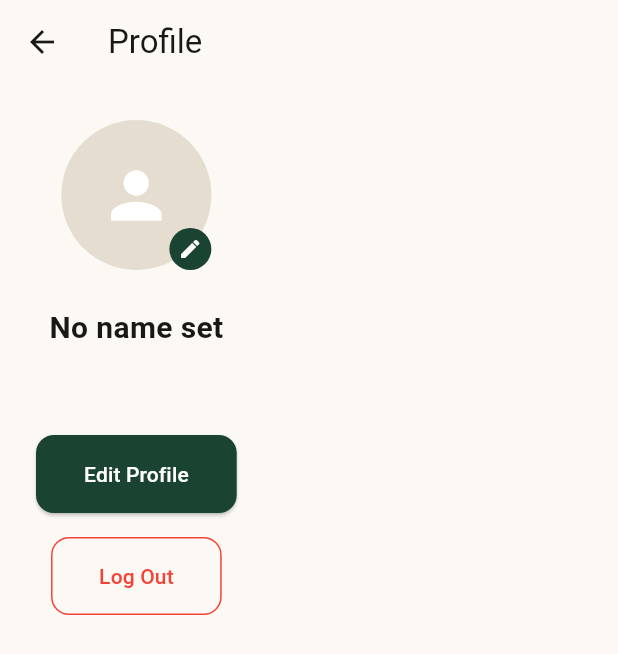
After one commit to Krithi-Acharya/jewellry_vault, a Flutter app: the ProfileScreen screen opened by its route, after a tap on the "edit" icon, on a phone screen of 412 x 824 dp. The commit adds this screen. Shown: the top 654 px of the screen. Run offline on Flutter 3.47's test engine with Material 3 defaults, Android fonts, the phone set to English and light mode, and no system bars; our stand-ins replace dio, firebase_auth, firebase_core, flutter_dotenv, google_fonts, image_picker; accounts and stored records are empty; network calls fail.

Commit message:
Local changes before pulling design system update

```diff
--- a/lib/main.dart
+++ b/lib/main.dart
@@ -7,6 +7,8 @@ import 'screens/login_screen.dart';
 import 'screens/signup_screen.dart';
 import 'screens/dashboard_screen.dart';
 import 'landing_page.dart';
+import 'screens/profile_screen.dart';
+import 'screens/prompt_screen.dart';
 
 void main() async {
   WidgetsFlutterBinding.ensureInitialized();
@@ -43,6 +45,8 @@ class MyApp extends StatelessWidget {
         '/login': (context) => const LoginScreen(),
         '/signup': (context) => const SignupScreen(),
         '/dashboard': (context) => const DashboardScreen(),
+        '/profile': (context) => const ProfileScreen(),
+        '/prompt': (context) => const PromptScreen(),
       },
     );
   }
--- /dev/null
+++ b/lib/screens/profile_screen.dart
@@ -0,0 +1,210 @@
+import 'package:flutter/material.dart';
+import 'package:firebase_auth/firebase_auth.dart';
+import 'package:image_picker/image_picker.dart';
+import 'package:http/http.dart' as http;
+import 'dart:convert';
+
+const kBg = Color(0xFFFCF9F4);
+const kEmerald = Color(0xFF1B4332);
+const kBorder = Color(0xFFE5DDD0);
+const kText = Color(0xFF1A1815);
+const kGrey = Color(0xFF6B6258);
+
+class ProfileScreen extends StatefulWidget {
+  const ProfileScreen({super.key});
+
+  @override
+  State<ProfileScreen> createState() => _ProfileScreenState();
+}
+
+class _ProfileScreenState extends State<ProfileScreen> {
+  final User? user = FirebaseAuth.instance.currentUser;
+
+  bool isEditing = false;
+  bool isUploadingPhoto = false;
+
+  late TextEditingController nameController;
+  String? photoUrl;
+
+  @override
+  void initState() {
+    super.initState();
+    nameController = TextEditingController(text: user?.displayName ?? '');
+    photoUrl = user?.photoURL;
+  }
+
+  @override
+  void dispose() {
+    nameController.dispose();
+    super.dispose();
+  }
+
+  // Opens the gallery, uploads the picked photo to Cloudinary, and saves
+  // the resulting URL so it can be shown + persisted to the Firebase profile.
+  Future<void> pickAndUploadPhoto() async {
+    final picker = ImagePicker();
+    final picked = await picker.pickImage(source: ImageSource.gallery, imageQuality: 80);
+    if (picked == null) return; // user cancelled
+
+    setState(() => isUploadingPhoto = true);
+
+    try {
+      final bytes = await picked.readAsBytes();
+
+      const cloudName = 'umv4zdwz';
+      const uploadPreset = 'profile_photos';
+
+      final uri = Uri.parse('https://api.cloudinary.com/v1_1/$cloudName/image/upload');
+      final request = http.MultipartRequest('POST', uri)
+        ..fields['upload_preset'] = uploadPreset
+        ..files.add(http.MultipartFile.fromBytes('file', bytes, filename: picked.name));
+
+      final response = await request.send();
+      final resBody = await response.stream.bytesToString();
+      final data = jsonDecode(resBody);
+
+      setState(() {
+        photoUrl = data['secure_url'];
+        isUploadingPhoto = false;
+      });
+    } catch (e) {
+      setState(() => isUploadingPhoto = false);
+      if (mounted) {
+        ScaffoldMessenger.of(context).showSnackBar(
+          SnackBar(content: Text('Upload failed: $e')),
+        );
+      }
+    }
+  }
+
+  // Clears the photo, both locally and on the Firebase profile.
+  Future<void> removePhoto() async {
+    setState(() => photoUrl = null);
+    await user?.updatePhotoURL(null);
+    if (mounted) {
+      ScaffoldMessenger.of(context).showSnackBar(
+        const SnackBar(content: Text('Photo removed')),
+      );
+    }
+  }
+
+  // Sends the updated name + photo to Firebase so it's actually saved.
+  Future<void> saveChanges() async {
+    await user?.updateDisplayName(nameController.text);
+    await user?.updatePhotoURL(photoUrl);
+    setState(() => isEditing = false);
+    if (mounted) {
+      ScaffoldMessenger.of(context).showSnackBar(
+        const SnackBar(content: Text('Profile updated')),
+      );
+    }
+  }
+
+  Future<void> logout() async {
+    await FirebaseAuth.instance.signOut();
+    if (mounted) Navigator.pushNamedAndRemoveUntil(context, '/login', (route) => false);
+  }
+
+  @override
+  Widget build(BuildContext context) {
+    return Scaffold(
+      backgroundColor: kBg,
+      appBar: AppBar(
+        backgroundColor: kBg,
+        elevation: 0,
+        title: const Text('Profile', style: TextStyle(color: kText)),
+        iconTheme: const IconThemeData(color: kText),
+      ),
+      body: Padding(
+        padding: const EdgeInsets.all(24),
+        child: Column(
+          children: [
+            // Avatar with an edit button on top
+            Stack(
+              children: [
+                CircleAvatar(
+                  radius: 50,
+                  backgroundColor: kBorder,
+                  backgroundImage: photoUrl != null ? NetworkImage(photoUrl!) : null,
+                  child: photoUrl == null
+                      ? const Icon(Icons.person, size: 50, color: Colors.white)
+                      : null,
+                ),
+                Positioned(
+                  bottom: 0,
+                  right: 0,
+                  child: GestureDetector(
+                    onTap: isUploadingPhoto ? null : pickAndUploadPhoto,
+                    child: Container(
+                      padding: const EdgeInsets.all(6),
+                      decoration: const BoxDecoration(color: kEmerald, shape: BoxShape.circle),
+                      child: isUploadingPhoto
+                          ? const SizedBox(
+                              width: 16,
+                              height: 16,
+                              child: CircularProgressIndicator(strokeWidth: 2, color: Colors.white),
+                            )
+                          : const Icon(Icons.edit, size: 16, color: Colors.white),
+                    ),
+                  ),
+                ),
+              ],
+            ),
+
+            // Remove Photo — only shows up if there's actually a photo set
+            if (photoUrl != null)
+              TextButton(
+                onPressed: isUploadingPhoto ? null : removePhoto,
+                child: const Text('Remove Photo', style: TextStyle(color: Colors.red, fontSize: 12)),
+              ),
+
+            const SizedBox(height: 24),
+
+            // Name — either plain text or an editable field
+            isEditing
+                ? TextField(
+                    controller: nameController,
+                    textAlign: TextAlign.center,
+                    style: const TextStyle(fontSize: 20, fontWeight: FontWeight.bold),
+                    decoration: const InputDecoration(hintText: 'Your name'),
+                  )
+                : Text(
+                    nameController.text.isEmpty ? 'No name set' : nameController.text,
+                    style: const TextStyle(fontSize: 20, fontWeight: FontWeight.bold, color: kText),
+                  ),
+            const SizedBox(height: 4),
+
+            // Email — read only, since it's tied to the login itself
+            Text(user?.email ?? '', style: const TextStyle(color: kGrey)),
+            const SizedBox(height: 32),
+
+            // Edit / Save toggle button
+            ElevatedButton(
+              onPressed: isEditing ? saveChanges : () => setState(() => isEditing = true),
+              style: ElevatedButton.styleFrom(
+                backgroundColor: kEmerald,
+                foregroundColor: Colors.white,
+                padding: const EdgeInsets.symmetric(horizontal: 32, vertical: 16),
+                shape: RoundedRectangleBorder(borderRadius: BorderRadius.circular(12)),
+              ),
+              child: Text(isEditing ? 'Save Changes' : 'Edit Profile'),
+            ),
+            const SizedBox(height: 16),
+
+            // Logout
+            OutlinedButton(
+              onPressed: logout,
+              style: OutlinedButton.styleFrom(
+                foregroundColor: Colors.red,
+                side: const BorderSide(color: Colors.red),
+                padding: const EdgeInsets.symmetric(horizontal: 32, vertical: 16),
+                shape: RoundedRectangleBorder(borderRadius: BorderRadius.circular(12)),
+              ),
+              child: const Text('Log Out'),
+            ),
+          ],
+        ),
+      ),
+    );
+  }
+}
--- a/pubspec.yaml
+++ b/pubspec.yaml
@@ -30,14 +30,15 @@ environment:
 dependencies:
   flutter:
     sdk: flutter
+  image_picker: ^1.0.7
+  http: ^1.2.0
+  cupertino_icons: ^1.0.8
 
-  cupertino_icons: ^1.0.8
   firebase_core: ^3.15.2
   firebase_auth: ^5.5.2
   google_fonts: ^8.1.0
   dio: ^5.10.0
   flutter_dotenv: ^6.0.1
-  http: ^1.6.0
 
 dev_dependencies:
   flutter_test:
```
Also changed, not shown: lib/landing_page.dart (+20 -4 lines), lib/screens/dashboard_screen.dart (+23 -1 lines), lib/screens/prompt_screen.dart (added, +160 -0 lines), pubspec.lock, 5 other files.
